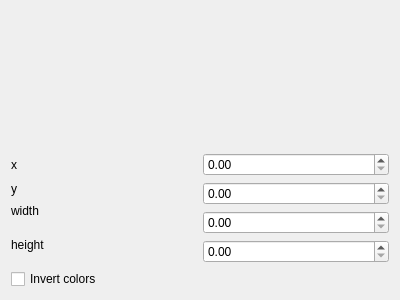
Above: Effects/Mask/Mask.ui from DLdota/OpenRGBEffectsPlugin before the change. Below: the same form after it.
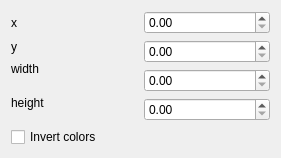
That is the form after the change.

The edit to the form file:
```diff
--- a/Effects/Mask/Mask.ui
+++ b/Effects/Mask/Mask.ui
@@ -6,23 +6,67 @@
    <rect>
     <x>0</x>
     <y>0</y>
-    <width>400</width>
-    <height>300</height>
+    <width>281</width>
+    <height>154</height>
    </rect>
   </property>
   <property name="windowTitle">
    <string>Form</string>
   </property>
   <layout class="QGridLayout" name="gridLayout">
+   <item row="3" column="1" rowspan="2">
+    <widget class="QDoubleSpinBox" name="w">
+     <property name="maximum">
+      <double>1.000000000000000</double>
+     </property>
+     <property name="singleStep">
+      <double>0.010000000000000</double>
+     </property>
+    </widget>
+   </item>
    <item row="1" column="0">
+    <widget class="QLabel" name="label_2">
+     <property name="text">
+      <string>y</string>
+     </property>
+    </widget>
+   </item>
+   <item row="1" column="1" rowspan="2">
+    <widget class="QDoubleSpinBox" name="y">
+     <property name="maximum">
+      <double>1.000000000000000</double>
+     </property>
+     <property name="singleStep">
+      <double>0.010000000000000</double>
+     </property>
+    </widget>
+   </item>
+   <item row="4" column="0" rowspan="2">
+    <widget class="QLabel" name="label_4">
+     <property name="text">
+      <string>height</string>
+     </property>
+    </widget>
+   </item>
+   <item row="5" column="1">
+    <widget class="QDoubleSpinBox" name="h">
+     <property name="maximum">
+      <double>1.000000000000000</double>
+     </property>
+     <property name="singleStep">
+      <double>0.010000000000000</double>
+     </property>
+    </widget>
+   </item>
+   <item row="0" column="0">
     <widget class="QLabel" name="label">
      <property name="text">
       <string>x</string>
      </property>
     </widget>
    </item>
-   <item row="4" column="1" rowspan="2">
-    <widget class="QDoubleSpinBox" name="w">
+   <item row="0" column="1">
+    <widget class="QDoubleSpinBox" name="x">
      <property name="maximum">
       <double>1.000000000000000</double>
      </property>
@@ -31,77 +75,20 @@
      </property>
     </widget>
    </item>
-   <item row="3" column="0" rowspan="2">
+   <item row="2" column="0" rowspan="2">
     <widget class="QLabel" name="label_3">
      <property name="text">
       <string>width</string>
      </property>
     </widget>
    </item>
-   <item row="2" column="1" rowspan="2">
-    <widget class="QDoubleSpinBox" name="y">
-     <property name="maximum">
-      <double>1.000000000000000</double>
-     </property>
-     <property name="singleStep">
-      <double>0.010000000000000</double>
-     </property>
-    </widget>
-   </item>
-   <item row="6" column="1">
-    <widget class="QDoubleSpinBox" name="h">
-     <property name="maximum">
-      <double>1.000000000000000</double>
-     </property>
-     <property name="singleStep">
-      <double>0.010000000000000</double>
-     </property>
-    </widget>
-   </item>
-   <item row="5" column="0" rowspan="2">
-    <widget class="QLabel" name="label_4">
-     <property name="text">
-      <string>height</string>
-     </property>
-    </widget>
-   </item>
-   <item row="7" column="0">
+   <item row="6" column="0">
     <widget class="QCheckBox" name="invert_colors">
      <property name="text">
       <string>Invert colors</string>
      </property>
     </widget>
    </item>
-   <item row="1" column="1">
-    <widget class="QDoubleSpinBox" name="x">
-     <property name="maximum">
-      <double>1.000000000000000</double>
-     </property>
-     <property name="singleStep">
-      <double>0.010000000000000</double>
-     </property>
-    </widget>
-   </item>
-   <item row="0" column="0">
-    <spacer name="verticalSpacer">
-     <property name="orientation">
-      <enum>Qt::Vertical</enum>
-     </property>
-     <property name="sizeHint" stdset="0">
-      <size>
-       <width>20</width>
-       <height>40</height>
-      </size>
-     </property>
-    </spacer>
-   </item>
-   <item row="2" column="0">
-    <widget class="QLabel" name="label_2">
-     <property name="text">
-      <string>y</string>
-     </property>
-    </widget>
-   </item>
   </layout>
  </widget>
  <resources/>
```
